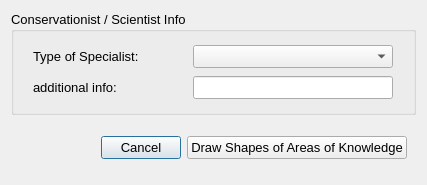
The window that cobi_loreto/Interview/consscience.ui (Ecotrust/openoceanmap-desktop) describes before a commit, drawn with Qt 5.
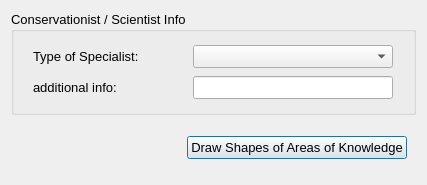
The same window after the commit.

```diff
--- a/cobi_loreto/Interview/consscience.ui
+++ b/cobi_loreto/Interview/consscience.ui
@@ -221,18 +221,6 @@
         </property>
        </spacer>
       </item>
-      <item>
-       <widget class="QPushButton" name="pbnCancel" >
-        <property name="font" >
-         <font>
-          <pointsize>10</pointsize>
-         </font>
-        </property>
-        <property name="text" >
-         <string>Cancel</string>
-        </property>
-       </widget>
-      </item>
       <item>
        <widget class="QPushButton" name="pbnSelectConsScience" >
         <property name="font" >
```
